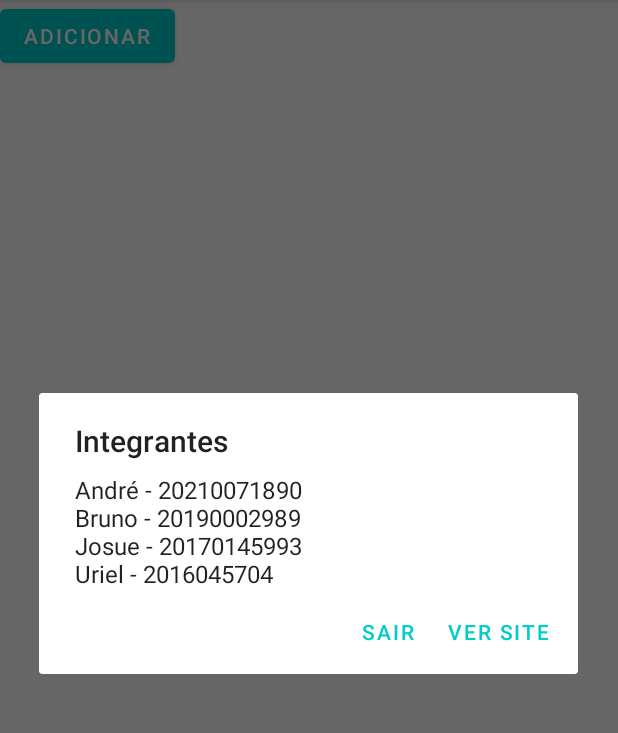
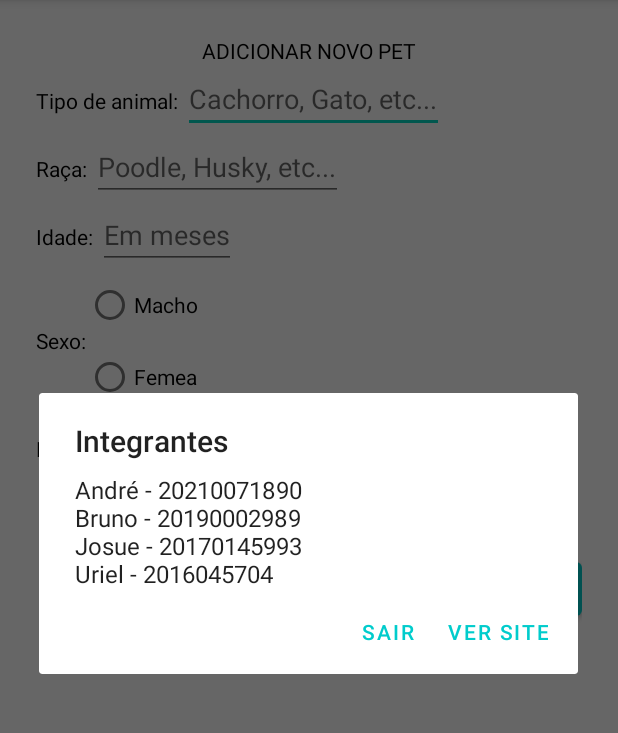
Before and after one commit to uriellopes/AdotePets, an Android app: the AdcionarPetFragment screen opened directly, with no data from a screen before it, after a tap on "Informações", on a phone screen of 412 x 824 dp, the part 84-817 px from its top. Run offline under Robolectric (Android 15) with nearby library versions, the light colour scheme and no system bars.

Commit message:
Criar layout para adicionar pets

```diff
--- a/app/src/main/java/com/example/adotepets/model/Pet.java
+++ b/app/src/main/java/com/example/adotepets/model/Pet.java
@@ -10,7 +10,7 @@ public class Pet implements Serializable {
     private String descricao; // Descricao do pet completa
     private int idade; // Idade do pet em meses
     private int tamanho; // Tamanho do pet em centimetros
-    private float peso; // Peso do cachorro em g
+    private float peso; // Peso do cachorro em kg
     private boolean vacinado; // True ou False
 
     public Pet(String tipo, String raca, String sexo, String descricao, int idade, int tamanho, float peso, boolean vacinado) {
--- a/app/src/main/res/layout/fragment_adcionar_pet.xml
+++ b/app/src/main/res/layout/fragment_adcionar_pet.xml
@@ -2,11 +2,172 @@
 <LinearLayout
     xmlns:android="http://schemas.android.com/apk/res/android"
     android:layout_height="match_parent"
-    android:layout_width="match_parent">
+    android:layout_width="match_parent"
+    android:orientation="vertical"
+    android:padding="24dp">
+
+    <TextView
+        android:layout_width="match_parent"
+        android:layout_height="wrap_content"
+        android:text="ADICIONAR NOVO PET"
+        android:textColor="@color/black"
+        android:gravity="center"/>
+
+    <LinearLayout
+        android:layout_width="match_parent"
+        android:layout_height="wrap_content" >
+
+        <TextView
+            android:layout_width="wrap_content"
+            android:layout_height="wrap_content"
+            android:textColor="@color/black"
+            android:text="Tipo de animal: "
+            android:labelFor="@+id/edit_tipo"/>
+
+        <EditText
+            android:layout_width="wrap_content"
+            android:layout_height="wrap_content"
+            android:hint="Cachorro, Gato, etc..."
+            android:id="@+id/edit_tipo"/>
+
+    </LinearLayout>
+
+    <LinearLayout
+        android:layout_width="match_parent"
+        android:layout_height="wrap_content" >
+
+        <TextView
+            android:layout_width="wrap_content"
+            android:layout_height="wrap_content"
+            android:text="Raça: "
+            android:textColor="@color/black"
+            android:labelFor="@+id/edit_raca"/>
+
+        <EditText
+            android:layout_width="wrap_content"
+            android:layout_height="wrap_content"
+            android:hint="Poodle, Husky, etc..."
+            android:id="@+id/edit_raca"/>
+
+    </LinearLayout>
+
+    <LinearLayout
+        android:layout_width="match_parent"
+        android:layout_height="wrap_content" >
+
+        <TextView
+            android:layout_width="wrap_content"
+            android:layout_height="wrap_content"
+            android:text="Idade: "
+            android:textColor="@color/black"
+            android:labelFor="@+id/edit_idade"/>
+
+        <EditText
+            android:layout_width="wrap_content"
+            android:layout_height="wrap_content"
+            android:hint="Em meses"
+            android:id="@+id/edit_idade"
+            android:inputType="number"/>
+
+    </LinearLayout>
+
+    <LinearLayout
+        android:layout_width="match_parent"
+        android:layout_height="wrap_content">
+
+        <TextView
+            android:layout_width="wrap_content"
+            android:layout_height="wrap_content"
+            android:text="Sexo:"
+            android:textColor="@color/black"
+            android:layout_gravity="center"/>
+
+        <RadioGroup
+            android:layout_width="wrap_content"
+            android:layout_height="wrap_content"
+            android:id="@+id/edit_sexo">
+
+            <RadioButton
+                android:id="@+id/radioButton1"
+                android:layout_width="match_parent"
+                android:layout_height="wrap_content"
+                android:text="Macho" />
+
+            <RadioButton
+                android:id="@+id/radioButton2"
+                android:layout_width="match_parent"
+                android:layout_height="wrap_content"
+                android:text="Femea" />
+
+        </RadioGroup>
+
+    </LinearLayout>
+
+    <LinearLayout
+        android:layout_width="match_parent"
+        android:layout_height="wrap_content" >
+
+        <LinearLayout
+            android:layout_width="match_parent"
+            android:layout_height="wrap_content"
+            android:layout_weight="1">
+
+            <TextView
+                android:layout_width="wrap_content"
+                android:layout_height="wrap_content"
+                android:textColor="@color/black"
+                android:text="Peso: "
+                android:labelFor="@+id/edit_peso"/>
+
+            <EditText
+                android:layout_width="wrap_content"
+                android:layout_height="wrap_content"
+                android:hint="Em kg"
+                android:id="@+id/edit_peso"
+                android:inputType="number"/>
+
+        </LinearLayout>
+
+        <LinearLayout
+            android:layout_width="match_parent"
+            android:layout_height="wrap_content"
+            android:layout_weight="1">
+
+            <TextView
+                android:layout_width="wrap_content"
+                android:layout_height="wrap_content"
+                android:text="Tamanho: "
+                android:textColor="@color/black"
+                android:labelFor="@+id/edit_tamanho"/>
+
+            <EditText
+                android:layout_width="wrap_content"
+                android:layout_height="wrap_content"
+                android:hint="Em cm"
+                android:id="@+id/edit_tamanho"
+                android:inputType="number"/>
+
+        </LinearLayout>
+
+    </LinearLayout>
+
+    <LinearLayout
+        android:layout_width="match_parent"
+        android:layout_height="wrap_content">
+
+        <CheckBox
+            android:id="@+id/editVacinado"
+            android:layout_width="match_parent"
+            android:layout_height="wrap_content"
+            android:text="Marque essa opçãose o pet estiver vacinado " />
+
+    </LinearLayout>
 
     <Button
         android:layout_width="wrap_content"
         android:layout_height="wrap_content"
+        android:id="@+id/btnAdicionar"
+        android:layout_gravity="right"
         android:text="ADICIONAR" />
 
 </LinearLayout>
```
